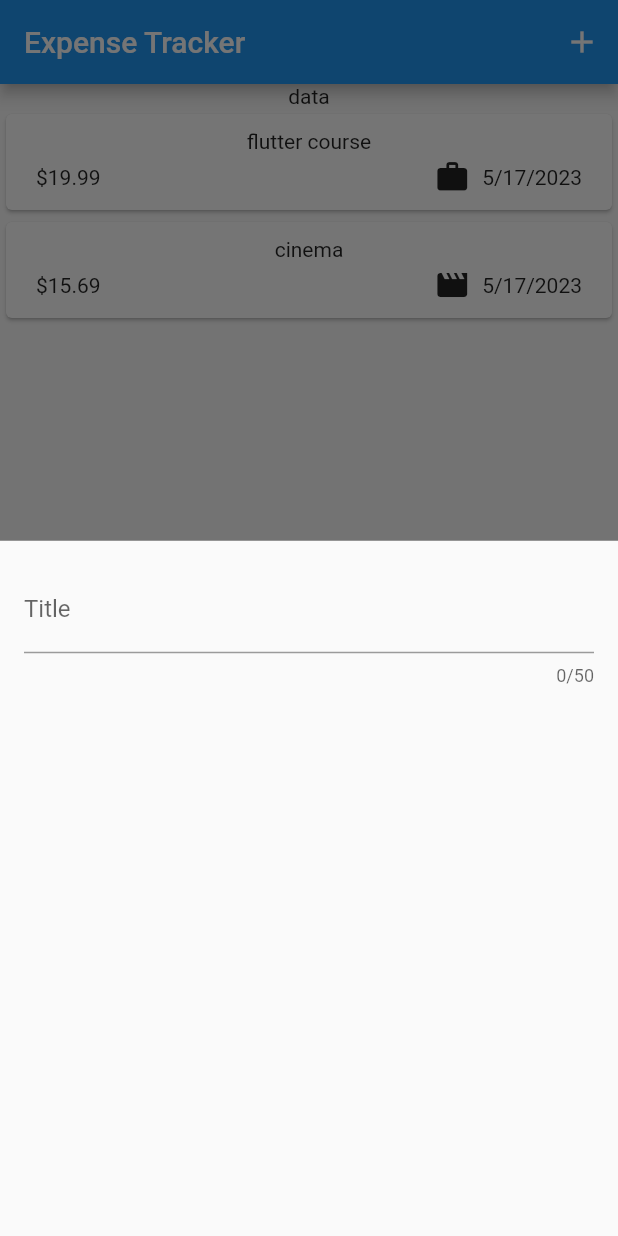
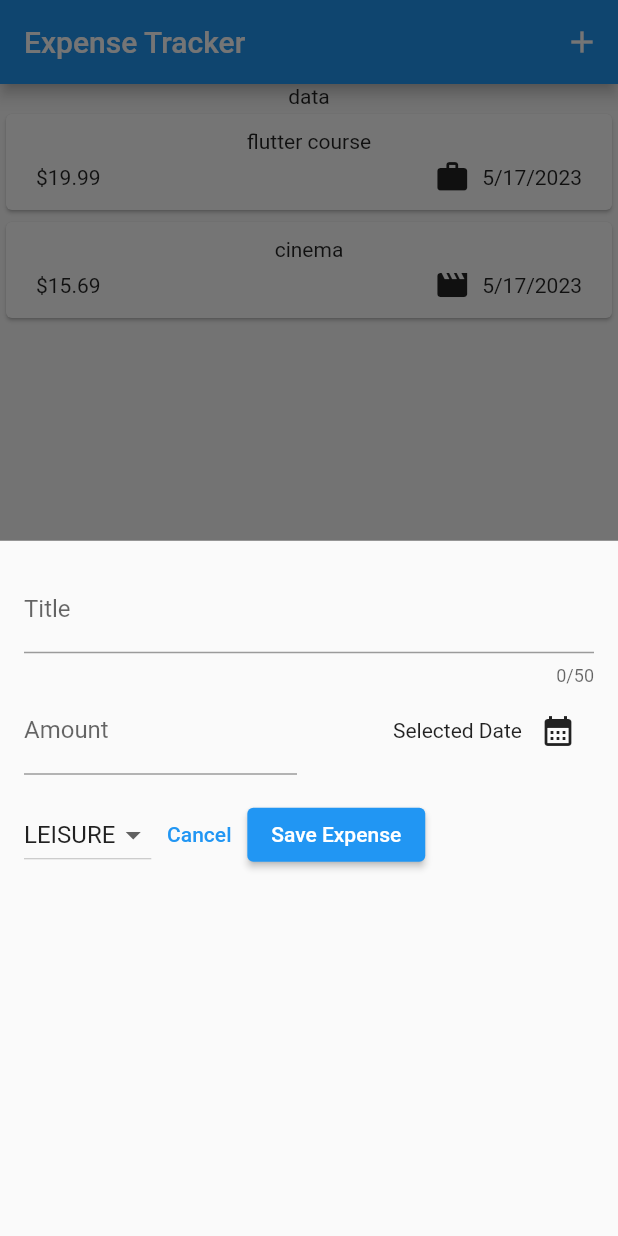
Before and after one commit to mhaidar10/my_flutter_roadmap, a Flutter app: the screen it shows after launch, after a tap on the "add" icon, on a phone screen of 412 x 824 dp. Run offline on Flutter 3.47's test engine with Material 2 defaults, Android fonts, the phone set to English and light mode, and no system bars.

Commit message:
continue the progress

```diff
--- a/lib/widgets/new_expense.dart
+++ b/lib/widgets/new_expense.dart
@@ -1,3 +1,4 @@
+import 'package:expense_tracker_app/models/expense.dart';
 import 'package:flutter/material.dart';
 
 class NewExpense extends StatefulWidget {
@@ -8,18 +9,128 @@ class NewExpense extends StatefulWidget {
 }
 
 class _NewExpenseState extends State<NewExpense> {
+  final _titleController = TextEditingController();
+  final _amountController = TextEditingController();
+
+  DateTime? _selectedDate;
+
+  Category _selectedCategory = Category.leisure;
+
+  void _presentDatePicker() async {
+    final now = DateTime.now();
+    final firsDate = DateTime(
+      now.year - 1,
+      now.month,
+      now.day,
+    );
+
+    final pickedDate = await showDatePicker(
+      context: context,
+      initialDate: now,
+      firstDate: firsDate,
+      lastDate: now,
+    );
+    setState(() {
+      _selectedDate = pickedDate;
+    });
+  }
+
+  void _submitExpenseData() {
+    final enterdAmount = double.tryParse(_amountController.text);
+    final amountIsInvalid = enterdAmount == null || enterdAmount <= 0;
+    if (_titleController.text.trim().isEmpty ||
+        amountIsInvalid ||
+        _selectedDate == null) {
+      //error msg
+    }
+  }
+
+  @override
+  void dispose() {
+    _titleController.dispose();
+    _amountController.dispose();
+    super.dispose();
+  }
+
   @override
   Widget build(BuildContext context) {
     return Padding(
       padding: const EdgeInsets.all(16),
       child: Column(
-        children: const [
+        children: [
           TextField(
+            controller: _titleController,
             maxLength: 50,
-            decoration: InputDecoration(
+            decoration: const InputDecoration(
               label: Text('Title'),
             ),
           ),
+          Row(
+            children: [
+              Expanded(
+                child: TextField(
+                  controller: _amountController,
+                  keyboardType: TextInputType.number,
+                  decoration: const InputDecoration(
+                    prefixText: '% ',
+                    label: Text('Amount'),
+                  ),
+                ),
+              ),
+              const SizedBox(width: 16),
+              Expanded(
+                child: Row(
+                  mainAxisAlignment: MainAxisAlignment.end,
+                  crossAxisAlignment: CrossAxisAlignment.center,
+                  children: [
+                    Text(
+                      _selectedDate == null
+                          ? 'Selected Date'
+                          : formatter.format(_selectedDate!),
+                    ),
+                    IconButton(
+                      onPressed: _presentDatePicker,
+                      icon: const Icon(Icons.calendar_month),
+                    ),
+                  ],
+                ),
+              ),
+            ],
+          ),
+          const SizedBox(height: 16),
+          Row(
+            children: [
+              DropdownButton(
+                value: _selectedCategory,
+                items: Category.values
+                    .map(
+                      (e) => DropdownMenuItem(
+                        value: e,
+                        child: Text(
+                          e.name.toUpperCase(),
+                        ),
+                      ),
+                    )
+                    .toList(),
+                onChanged: (value) {
+                  if (value == null) return;
+                  setState(() {
+                    _selectedCategory = value;
+                  });
+                },
+              ),
+              TextButton(
+                onPressed: () {
+                  Navigator.pop(context);
+                },
+                child: const Text('Cancel'),
+              ),
+              ElevatedButton(
+                onPressed: _submitExpenseData,
+                child: const Text('Save Expense'),
+              ),
+            ],
+          )
         ],
       ),
     );
```
Also changed, not shown: lib/main.dart (line endings or trailing spaces).
